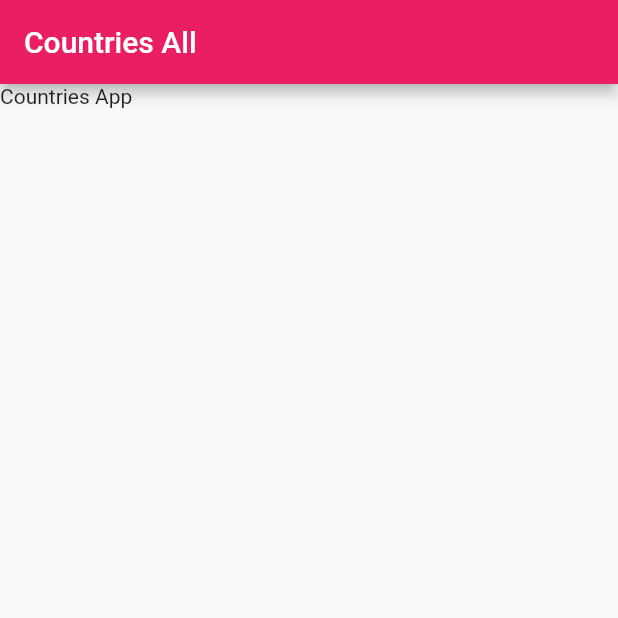
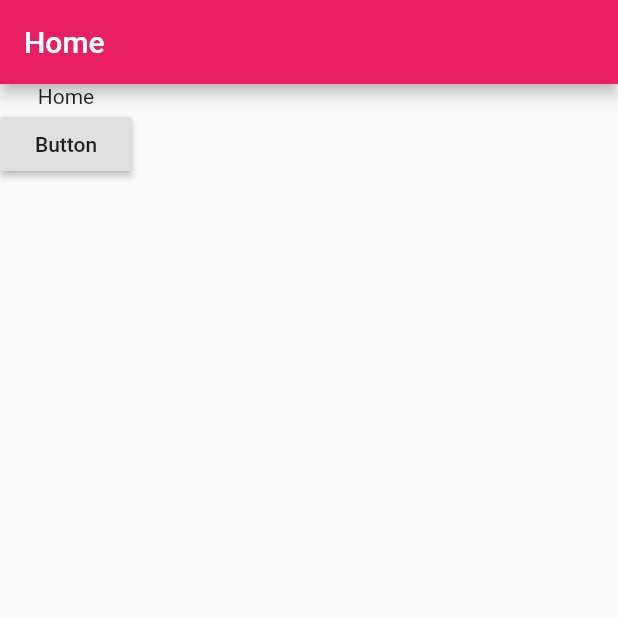
Before and after one commit to macleash90/flutter-country-app, a Flutter app: the screen it shows after launch, on a phone screen of 412 x 824 dp, the top half of it. Run offline on Flutter 3.47's test engine with Material 2 defaults, Android fonts, the phone set to English and light mode, and no system bars.

Commit message:
Initial Commit for Flutter Country Project

```diff
--- a/lib/main.dart
+++ b/lib/main.dart
@@ -1,27 +1,53 @@
-
-
 import 'package:flutter/material.dart';
 
-void main()
-{
-  runApp( new MaterialApp(
-    home: AllCountries() ,
-  ),
+void main() {
+  runApp(
+    new MaterialApp(
+      home: Home(),
+    ),
   );
 }
 
-class AllCountries extends StatelessWidget {
+//class AllCountries extends StatelessWidget {
+//  @override
+//
+//}
+
+class Home extends StatefulWidget {
+  @override
+  _HomeState createState() => _HomeState();
+}
+
+class _HomeState extends State<Home> {
+  var title;
+  @override
+  void initState() {
+    // TODO: implement initState
+    super.initState();
+    title = "Home";
+  }
+
   @override
   Widget build(BuildContext context) {
     return Scaffold(
       appBar: AppBar(
-        title: Text('Countries All'),
-        backgroundColor: Colors.pink ,
-      ) ,
+        title: Text('Home'),
+        backgroundColor: Colors.pink,
+      ),
       body: Container(
-        child: Text("Countries App"),
-      ),
-    )
-      ;
+          child: Column(
+        children: <Widget>[
+          Text(title),
+          RaisedButton(
+            onPressed: () {
+              setState(() {
+                title = "About Page";
+              });
+            },
+            child: Text('Button'),
+          )
+        ],
+      )),
+    );
   }
 }
```
Also changed, not shown: 1 other file.
